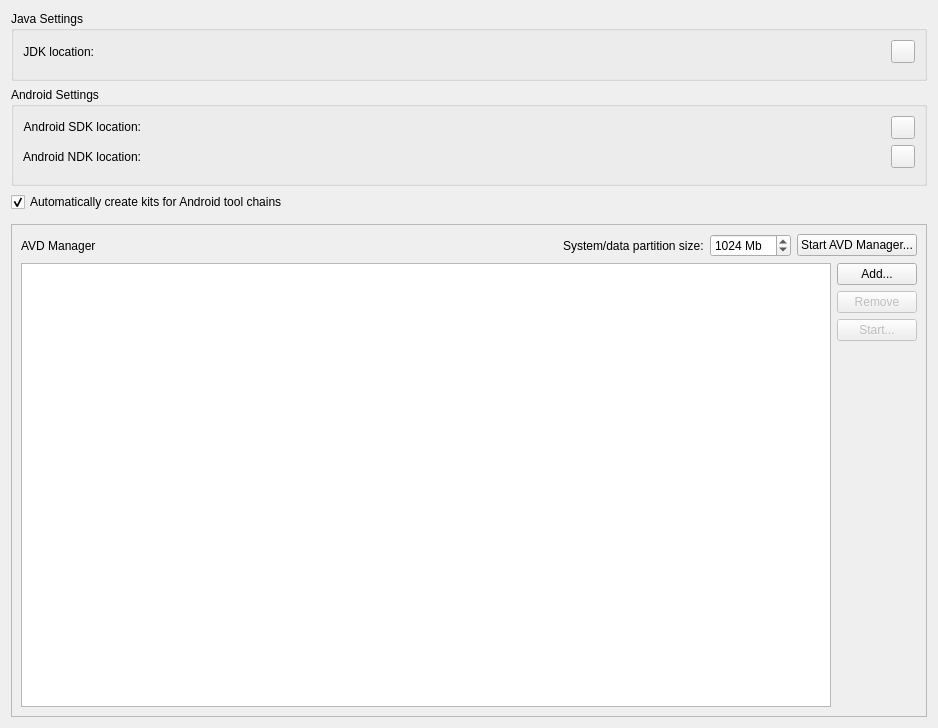
First picture: the form in src/plugins/android/androidsettingswidget.ui, repository qt-creator/qt-creator, before the edit.
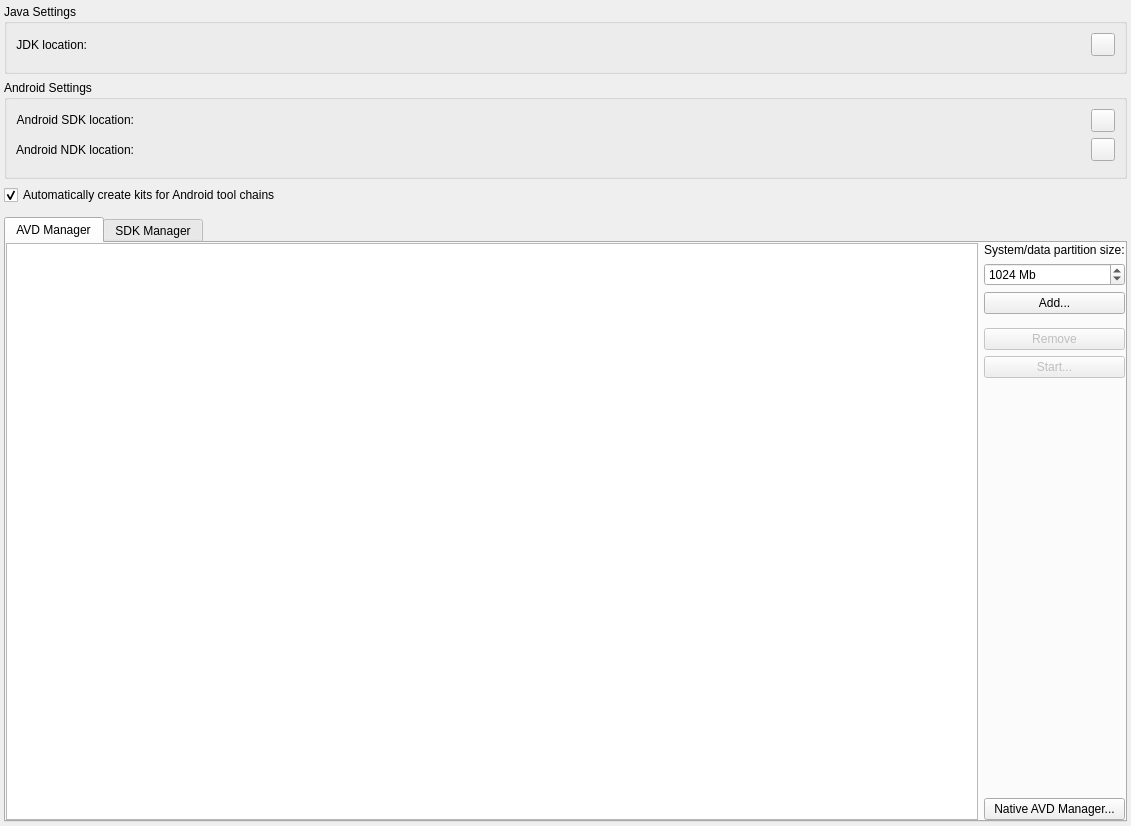
Second picture: the form after the edit. Icons and pictures are not drawn. Custom widgets are drawn as their Qt base class.

Commit message:
Android: Android SDK manager user interface
Task-number: QTCREATORBUG-18978

Diff of the .ui file:
```diff
--- a/src/plugins/android/androidsettingswidget.ui
+++ b/src/plugins/android/androidsettingswidget.ui
@@ -6,14 +6,26 @@
    <rect>
     <x>0</x>
     <y>0</y>
-    <width>938</width>
-    <height>728</height>
+    <width>1131</width>
+    <height>826</height>
    </rect>
   </property>
   <property name="windowTitle">
    <string>Android Configuration</string>
   </property>
   <layout class="QVBoxLayout" name="verticalLayout">
+   <property name="leftMargin">
+    <number>4</number>
+   </property>
+   <property name="topMargin">
+    <number>4</number>
+   </property>
+   <property name="rightMargin">
+    <number>4</number>
+   </property>
+   <property name="bottomMargin">
+    <number>4</number>
+   </property>
    <item>
     <widget class="QGroupBox" name="javaSettingsGroup">
      <property name="minimumSize">
@@ -175,46 +187,51 @@
     <widget class="Utils::DetailsWidget" name="kitWarningDetails" native="true"/>
    </item>
    <item>
-    <widget class="QFrame" name="AVDManagerFrame">
-     <property name="frameShape">
-      <enum>QFrame::StyledPanel</enum>
+    <widget class="QTabWidget" name="managerTabWidget">
+     <property name="currentIndex">
+      <number>0</number>
      </property>
-     <property name="frameShadow">
-      <enum>QFrame::Raised</enum>
-     </property>
-     <layout class="QGridLayout" name="gridLayout_2">
-      <item row="3" column="1">
-       <widget class="QPushButton" name="AVDStartPushButton">
-        <property name="enabled">
-         <bool>false</bool>
-        </property>
-        <property name="text">
-         <string>Start...</string>
-        </property>
-       </widget>
-      </item>
-      <item row="0" column="0" colspan="2">
-       <layout class="QHBoxLayout" name="horizontalLayout">
-        <item>
-         <widget class="QLabel" name="AVDManagerLabel">
-          <property name="text">
+     <widget class="QWidget" name="avdManagerTab">
+      <attribute name="title">
            <string>AVD Manager</string>
-          </property>
+      </attribute>
+      <layout class="QHBoxLayout" name="horizontalLayout">
+       <property name="leftMargin">
+        <number>0</number>
+       </property>
+       <property name="topMargin">
+        <number>0</number>
+       </property>
+       <property name="rightMargin">
+        <number>0</number>
+       </property>
+       <property name="bottomMargin">
+        <number>0</number>
+       </property>
+       <item>
+        <widget class="QTableView" name="AVDTableView">
+         <property name="sizePolicy">
+          <sizepolicy hsizetype="Expanding" vsizetype="Expanding">
+           <horstretch>0</horstretch>
+           <verstretch>0</verstretch>
+          </sizepolicy>
+         </property>
+         <property name="selectionMode">
+          <enum>QAbstractItemView::SingleSelection</enum>
+         </property>
+         <property name="selectionBehavior">
+          <enum>QAbstractItemView::SelectRows</enum>
+         </property>
+         <property name="textElideMode">
+          <enum>Qt::ElideMiddle</enum>
+         </property>
+         <attribute name="verticalHeaderVisible">
+          <bool>false</bool>
+         </attribute>
          </widget>
         </item>
         <item>
-         <spacer name="horizontalSpacer">
-          <property name="orientation">
-           <enum>Qt::Horizontal</enum>
-          </property>
-          <property name="sizeHint" stdset="0">
-           <size>
-            <width>40</width>
-            <height>20</height>
-           </size>
-          </property>
-         </spacer>
-        </item>
+        <layout class="QVBoxLayout" name="verticalLayout_2">
         <item>
          <widget class="QLabel" name="DataPartitionSizeLable">
           <property name="text">
@@ -224,6 +241,12 @@
         </item>
         <item>
          <widget class="QSpinBox" name="DataPartitionSizeSpinBox">
+           <property name="sizePolicy">
+            <sizepolicy hsizetype="Preferred" vsizetype="Fixed">
+             <horstretch>0</horstretch>
+             <verstretch>0</verstretch>
+            </sizepolicy>
+           </property>
           <property name="suffix">
            <string> Mb</string>
           </property>
@@ -236,48 +259,67 @@
          </widget>
         </item>
         <item>
-         <widget class="QPushButton" name="manageAVDPushButton">
-          <property name="text">
-           <string>Start AVD Manager...</string>
-          </property>
-         </widget>
-        </item>
-       </layout>
-      </item>
-      <item row="2" column="1">
-       <widget class="QPushButton" name="AVDRemovePushButton">
-        <property name="enabled">
-         <bool>false</bool>
-        </property>
-        <property name="text">
-         <string>Remove</string>
-        </property>
-       </widget>
-      </item>
-      <item row="1" column="1">
        <widget class="QPushButton" name="AVDAddPushButton">
+           <property name="sizePolicy">
+            <sizepolicy hsizetype="Preferred" vsizetype="Fixed">
+             <horstretch>0</horstretch>
+             <verstretch>0</verstretch>
+            </sizepolicy>
+           </property>
         <property name="text">
          <string>Add...</string>
         </property>
        </widget>
       </item>
-      <item row="1" column="0" rowspan="4">
-       <widget class="QTableView" name="AVDTableView">
-        <property name="selectionMode">
-         <enum>QAbstractItemView::SingleSelection</enum>
-        </property>
-        <property name="selectionBehavior">
-         <enum>QAbstractItemView::SelectRows</enum>
-        </property>
-        <property name="textElideMode">
-         <enum>Qt::ElideMiddle</enum>
-        </property>
-        <attribute name="verticalHeaderVisible">
+         <item>
+          <spacer name="verticalSpacer_2">
+           <property name="orientation">
+            <enum>Qt::Vertical</enum>
+           </property>
+           <property name="sizeType">
+            <enum>QSizePolicy::Fixed</enum>
+           </property>
+           <property name="sizeHint" stdset="0">
+            <size>
+             <width>0</width>
+             <height>8</height>
+            </size>
+           </property>
+          </spacer>
+         </item>
+         <item>
+          <widget class="QPushButton" name="AVDRemovePushButton">
+           <property name="enabled">
          <bool>false</bool>
-        </attribute>
-       </widget>
-      </item>
-      <item row="4" column="1">
+           </property>
+           <property name="sizePolicy">
+            <sizepolicy hsizetype="Preferred" vsizetype="Fixed">
+             <horstretch>0</horstretch>
+             <verstretch>0</verstretch>
+            </sizepolicy>
+           </property>
+           <property name="text">
+            <string>Remove</string>
+           </property>
+          </widget>
+         </item>
+         <item>
+          <widget class="QPushButton" name="AVDStartPushButton">
+           <property name="enabled">
+            <bool>false</bool>
+           </property>
+           <property name="sizePolicy">
+            <sizepolicy hsizetype="Preferred" vsizetype="Fixed">
+             <horstretch>0</horstretch>
+             <verstretch>0</verstretch>
+            </sizepolicy>
+           </property>
+           <property name="text">
+            <string>Start...</string>
+           </property>
+          </widget>
+         </item>
+         <item>
        <spacer name="verticalSpacer">
         <property name="orientation">
          <enum>Qt::Vertical</enum>
@@ -285,12 +327,27 @@
         <property name="sizeHint" stdset="0">
          <size>
           <width>20</width>
-          <height>129</height>
+             <height>40</height>
          </size>
         </property>
        </spacer>
       </item>
-     </layout>
+         <item>
+          <widget class="QPushButton" name="nativeAvdManagerButton">
+           <property name="text">
+            <string>Native AVD Manager...</string>
+           </property>
+          </widget>
+         </item>
+        </layout>
+       </item>
+      </layout>
+     </widget>
+     <widget class="QWidget" name="sdkManagerTab">
+      <attribute name="title">
+       <string>SDK Manager</string>
+      </attribute>
+     </widget>
     </widget>
    </item>
   </layout>
```
Left out of the diff: 2 changed lines with no effect on the pictures. Lines whose indentation alone changed are shown as unchanged. The commit also changes 9 other files.
